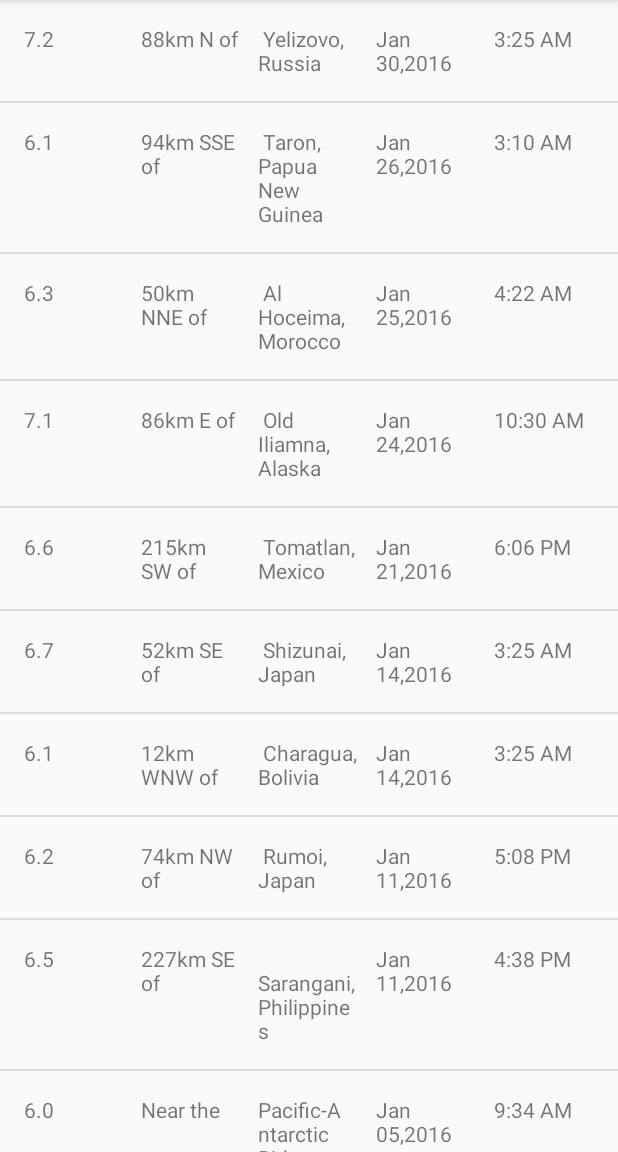
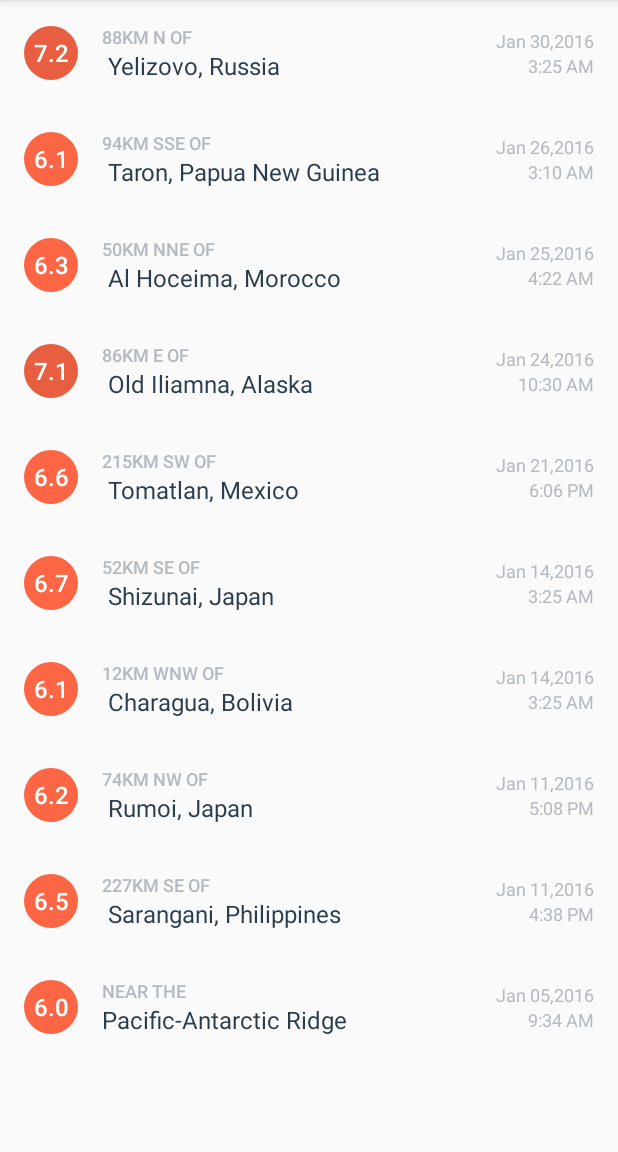
Before and after one commit to saijishnuvardhan/AndroidProjects, an Android app: the screen it shows after launch (EarthquakeActivity), on a phone screen of 412 x 824 dp, the part 84-1236 px from its top. Run offline under Robolectric (Android 15) with nearby library versions, the phone set to English and light mode, and no system bars.

Commit message:
Visual Polish

```diff
--- a/QuakeReport/app/src/main/java/com/example/android/quakereport/Quake.java
+++ b/QuakeReport/app/src/main/java/com/example/android/quakereport/Quake.java
@@ -7,13 +7,15 @@ public class Quake {
     private String city;
     private String dat;
     private String time;
+    private String url;
 
-    public Quake(double m,String dir,String c,String d,String t){
+    public Quake(double m,String dir,String c,String d,String t,String u){
         magnitude=m;
         city=c;
         dat=d;
         direction=dir;
         time=t;
+        url=u;
     }
 
     public String getDirection() {
@@ -35,4 +37,6 @@ public class Quake {
     public String getTime() {
         return time;
     }
+
+    public String getUrl(){ return url;}
 }
--- a/QuakeReport/app/src/main/java/com/example/android/quakereport/Quake_adapter.java
+++ b/QuakeReport/app/src/main/java/com/example/android/quakereport/Quake_adapter.java
@@ -1,18 +1,27 @@
 package com.example.android.quakereport;
 
 import android.content.Context;
+import android.content.Intent;
+import android.graphics.drawable.GradientDrawable;
+import android.net.Uri;
 import android.support.annotation.NonNull;
 import android.support.annotation.Nullable;
+import android.support.v4.content.ContextCompat;
 import android.support.v7.app.AppCompatActivity;
 import android.os.Bundle;
 import android.view.LayoutInflater;
 import android.view.View;
 import android.view.ViewGroup;
 import android.widget.ArrayAdapter;
+import android.widget.LinearLayout;
+import android.widget.Switch;
 import android.widget.TextView;
 
+import java.net.URI;
 import java.text.DecimalFormat;
 import java.util.List;
+
+import static android.support.v4.content.ContextCompat.startActivity;
 
 public class Quake_adapter extends ArrayAdapter<Quake> {
     public Quake_adapter(@NonNull Context context, @NonNull List<Quake> objects) {
@@ -21,17 +30,20 @@ public class Quake_adapter extends ArrayAdapter<Quake> {
 
     @NonNull
     @Override
-    public View getView(int position,  View convertView,  ViewGroup parent) {
+    public View getView(int position, final View convertView, ViewGroup parent) {
         View Quakeitem=convertView;
         if(Quakeitem==null){
             Quakeitem= LayoutInflater.from(getContext()).inflate(R.layout.activity_quake,parent,false);
         }
-        Quake currentpos=getItem(position);
+        final Quake currentpos=getItem(position);
 
         TextView mag=(TextView)Quakeitem.findViewById(R.id.magnitude);
         DecimalFormat decimalFormat=new DecimalFormat("0.0");
         String magnitude=decimalFormat.format(currentpos.getMagnitude());
         mag.setText(magnitude);
+        GradientDrawable magnitudecircle=(GradientDrawable)mag.getBackground();
+        int magnitudecolor=getMagnitudeColor(currentpos.getMagnitude());
+        magnitudecircle.setColor(magnitudecolor);
 
         TextView direction=(TextView)Quakeitem.findViewById(R.id.direction);
         direction.setText(currentpos.getDirection());
@@ -42,9 +54,62 @@ public class Quake_adapter extends ArrayAdapter<Quake> {
         TextView date=(TextView)Quakeitem.findViewById(R.id.date);
         date.setText(currentpos.getDate());
 
+        LinearLayout l=(LinearLayout)Quakeitem.findViewById(R.id.quake);
+
+        l.setOnClickListener(new View.OnClickListener() {
+            @Override
+            public void onClick(View v) {
+                String url=currentpos.getUrl();
+                Intent intent=new Intent(Intent.ACTION_VIEW,Uri.parse(url));
+                startActivity(getContext(),intent,null);
+            }
+
+        });
+
         TextView time=(TextView)Quakeitem.findViewById(R.id.time);
         time.setText(currentpos.getTime());
 
+
         return Quakeitem;
     }
+
+    private int getMagnitudeColor(double magnitude){
+        int magnitudecolorid;
+        int magnitudefloor=(int)Math.floor(magnitude);
+        switch(magnitudefloor){
+            case 0:
+            case 1:
+                magnitudecolorid=R.color.magnitude1;
+                break;
+            case 2:
+                magnitudecolorid=R.color.magnitude2;
+                break;
+            case 3:
+                magnitudecolorid=R.color.magnitude3;
+                break;
+            case 4:
+                magnitudecolorid=R.color.magnitude4;
+                break;
+            case 5:
+                magnitudecolorid=R.color.magnitude5;
+                break;
+            case 6:
+                magnitudecolorid=R.color.magnitude6;
+                break;
+            case 7:
+                magnitudecolorid=R.color.magnitude7;
+                break;
+            case 8:
+                magnitudecolorid=R.color.magnitude8;
+                break;
+            case 9:
+                magnitudecolorid=R.color.magnitude9;
+                break;
+            default:
+                magnitudecolorid=R.color.magnitude10plus;
+                break;
+
+        }
+        return ContextCompat.getColor(getContext(),magnitudecolorid);
+    }
 }
--- a/QuakeReport/app/src/main/java/com/example/android/quakereport/QueryUtils.java
+++ b/QuakeReport/app/src/main/java/com/example/android/quakereport/QueryUtils.java
@@ -75,7 +75,8 @@ public final class QueryUtils {
                 String dateo=dateFormat.format(dateobject);
                 SimpleDateFormat timeFormat=new SimpleDateFormat("h:mm a");
                 String timeo=timeFormat.format(timeinmill);
-                earthquakes.add(new Quake(mag,s[0],s[1],dateo,timeo));
+                String url=properties.getString("url").toString();
+                earthquakes.add(new Quake(mag,s[0],s[1],dateo,timeo,url));
             }
 
 
--- /dev/null
+++ b/QuakeReport/app/src/main/res/drawable/magnitude_circle.xml
@@ -0,0 +1,10 @@
+<?xml version="1.0" encoding="utf-8"?>
+<shape xmlns:android="http://schemas.android.com/apk/res/android"
+    android:shape="oval">
+    <solid android:color="@color/magnitude1" />
+    <size
+        android:width="36dp"
+        android:height="36dp"
+        />
+    <corners android:radius="18dp" />
+</shape>
--- a/QuakeReport/app/src/main/res/layout/activity_quake.xml
+++ b/QuakeReport/app/src/main/res/layout/activity_quake.xml
@@ -5,49 +5,81 @@
     android:layout_width="match_parent"
     android:layout_height="match_parent"
     android:orientation="horizontal"
+    android:id="@+id/quake"
     android:padding="16dp"
     tools:context=".Quake">
 
     <TextView
+        android:id="@+id/magnitude"
+        android:layout_width="36dp"
+        android:layout_height="36dp"
+        android:layout_gravity="center_vertical"
+        android:background="@drawable/magnitude_circle"
+        android:fontFamily="sans-serif-medium"
+        android:gravity="center"
+        android:text="6.5"
+        android:textColor="@android:color/white"
+        android:textSize="16sp" />
+    <LinearLayout
         android:layout_width="0dp"
         android:layout_height="wrap_content"
+        android:layout_marginLeft="16dp"
+        android:layout_marginStart="16dp"
+        android:layout_gravity="center_vertical"
+        android:orientation="vertical"
         android:layout_weight="1"
-        android:text="6.5"
-        android:id="@+id/magnitude"
-        android:layout_marginRight="12dp"
-        />
+        >
         <TextView
-        android:layout_width="0dp"
+            android:layout_width="wrap_content"
             android:layout_height="wrap_content"
-        android:layout_weight="1"
-        android:layout_marginRight="12dp"
+            android:ellipsize="end"
+            android:maxLines="1"
+            android:fontFamily="sans-serif-medium"
+            android:textAllCaps="true"
+            android:textSize="12sp"
+            android:textColor="@color/textColorEarthquakeDetails"
             android:id="@+id/direction"
             />
         <TextView
-        android:layout_width="0dp"
+            android:layout_width="wrap_content"
             android:layout_height="wrap_content"
-        android:layout_weight="1"
+            android:ellipsize="end"
+            android:maxLines="2"
+            android:textColor="@color/textColorEarthquakeLocation"
+            android:textSize="16dp"
             android:text="San Francisco"
-        android:layout_toRightOf="@+id/magnitude"
             android:id="@+id/city"
+            />
+    </LinearLayout>
 
-        />
+    <LinearLayout
+        android:layout_width="70dp"
+        android:layout_height="wrap_content"
+        android:layout_gravity="center_vertical"
+        android:layout_marginLeft="16dp"
+        android:layout_marginStart="16dp"
+        android:orientation="vertical">
 
         <TextView
-        android:layout_width="0dp"
+            android:id="@+id/date"
+            android:layout_width="wrap_content"
             android:layout_height="wrap_content"
-        android:layout_weight="1"
-        android:text="15/7/15"
-        android:layout_toRightOf="@+id/city"
-        android:layout_marginLeft="12dp"
-        android:id="@+id/date"/>
+            android:layout_gravity="end"
+            android:text="Jan30,2016"
+            android:textColor="@color/textColorEarthquakeDetails"
+            android:textSize="12sp" />
+
         <TextView
-        android:layout_width="0dp"
+            android:id="@+id/time"
+            android:layout_width="wrap_content"
             android:layout_height="wrap_content"
-        android:layout_weight="1"
-        tools:text="3:00PM"
-        android:layout_marginLeft="12dp"
-        android:id="@+id/time"/>
+            android:layout_gravity="end"
+            android:textColor="@color/textColorEarthquakeDetails"
+            android:textSize="12sp"
+            tools:text="3:00PM" />
 
 
     </LinearLayout>
+
+
+</LinearLayout>
--- a/QuakeReport/app/src/main/res/layout/earthquake_activity.xml
+++ b/QuakeReport/app/src/main/res/layout/earthquake_activity.xml
@@ -20,5 +20,7 @@
     android:orientation="vertical"
     android:layout_width="match_parent"
     android:layout_height="match_parent"
+    android:divider="@null"
+    android:dividerHeight="0dp"
     tools:content="com.example.android.quakereport.EarthquakeActvity"
     />
--- a/QuakeReport/app/src/main/res/values/colors.xml
+++ b/QuakeReport/app/src/main/res/values/colors.xml
@@ -22,4 +22,28 @@
 
     <!-- Accent color of the app -->
     <color name="colorAccent">#10CAC9</color>
+
+    <color name="magnitude1">#4A7BA7</color>
+
+    <color name="magnitude2">#04B4B3</color>
+
+    <color name="magnitude3">#10CAC9</color>
+
+    <color name="magnitude4">#F5A623</color>
+
+    <color name="magnitude5">#FF7D50</color>
+
+    <color name="magnitude6">#FC6644</color>
+
+    <color name="magnitude7">#E75F40</color>
+
+    <color name="magnitude8">#E13A20</color>
+
+    <color name="magnitude9">#D93218</color>
+
+    <color name="magnitude10plus">#C03823</color>
+
+    <color name="textColorEarthquakeDetails">#B4BAC0</color>
+
+    <color name="textColorEarthquakeLocation">#2B3D4D</color>
 </resources>
```
Also changed, not shown: QuakeReport/app/src/main/java/com/example/android/quakereport/EarthquakeActivity.java (+9 -0 lines). Lines whose indentation alone changed are shown as unchanged.
